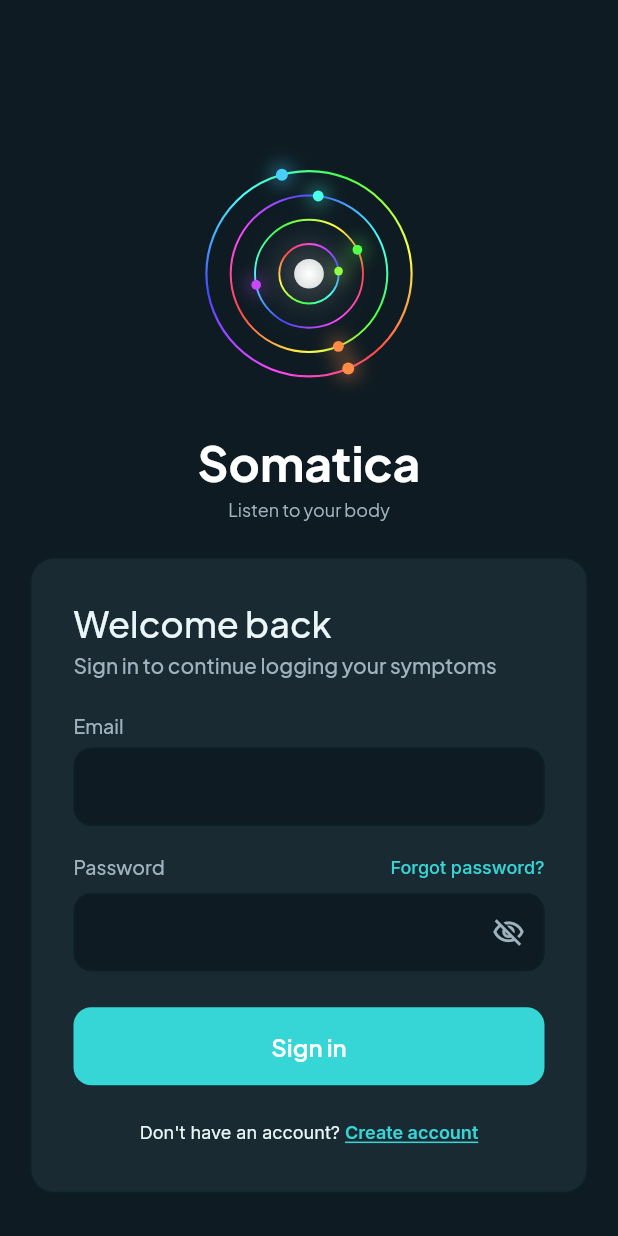
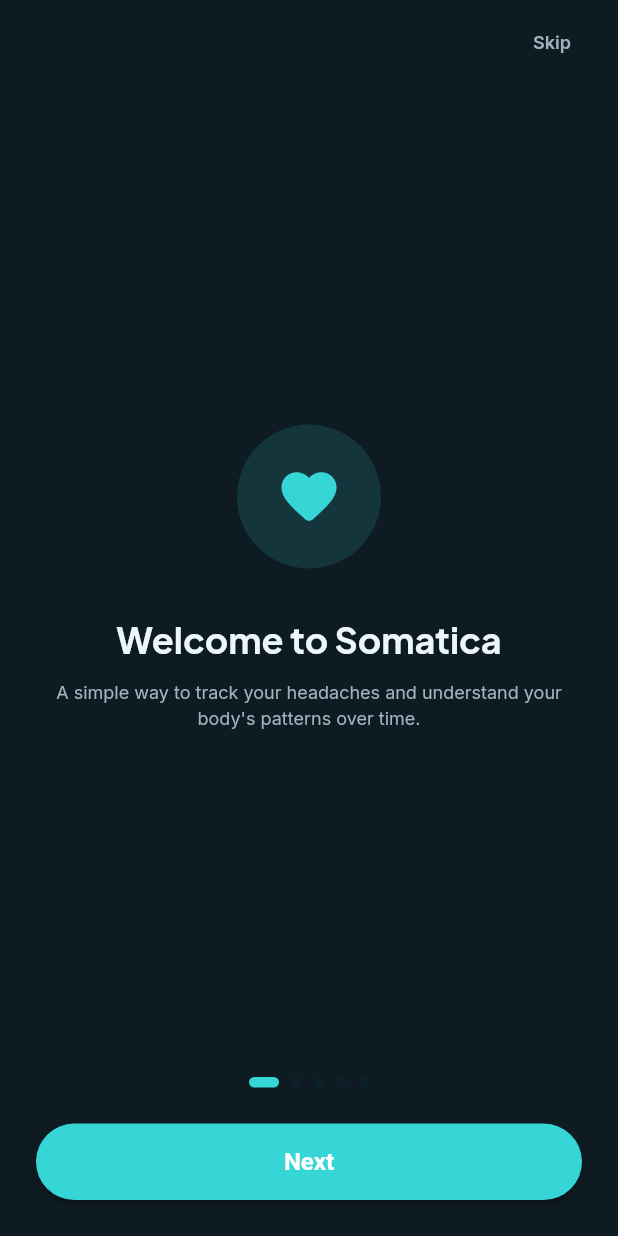
Before and after one commit to emearroba/head_sense, a Flutter app: the screen it shows after launch, on a phone screen of 412 x 824 dp. Run offline on Flutter 3.47's test engine with Material 3 defaults, Android fonts, the phone set to English and light mode, and no system bars; drawn by our look-alikes of auto_size_text, flutter_animate; our stand-ins replace cloud_firestore, cloud_functions, dropdown_button2, equatable, firebase_auth, firebase_core and 17 more; missing offline and left inert: health, json_path, mime_type; accounts and stored records are empty.

Commit message:
Add welcome intro, Terms/Privacy consent at signup, and Legal page
Not-yet-logged-in users see a one-time "what does this app do"
carousel (WelcomeIntroWidget) before Authentication, tracked via a
persisted FFAppState flag so it doesn't loop on "Skip" or a deep
link. It's also reachable from Settings → "How Somatica works" for
already-logged-in users.

Account creation now requires checking "I agree to the Terms of
Service and Privacy Policy", linking to a new Legal page, and records
termsAcceptedAt/termsVersion on the user doc.

Co-Authored-By: Claude Sonnet 5 <noreply@anthropic.com>
Claude-Session: https://claude.ai/code/session_01N3es6oH1V6UHbSRbemn5eg

```diff
--- a/lib/app_state.dart
+++ b/lib/app_state.dart
@@ -19,10 +19,13 @@ class FFAppState extends ChangeNotifier {
   }
 
   static const _healthSyncEnabledPrefsKey = 'ff_healthSyncEnabled';
+  static const _hasSeenWelcomeIntroPrefsKey = 'ff_hasSeenWelcomeIntro';
 
   Future initializePersistedState() async {
     final prefs = await SharedPreferences.getInstance();
     _healthSyncEnabled = prefs.getBool(_healthSyncEnabledPrefsKey) ?? false;
+    _hasSeenWelcomeIntro =
+        prefs.getBool(_hasSeenWelcomeIntroPrefsKey) ?? false;
   }
 
   void update(VoidCallback callback) {
@@ -72,4 +75,17 @@ class FFAppState extends ChangeNotifier {
     SharedPreferences.getInstance()
         .then((prefs) => prefs.setBool(_healthSyncEnabledPrefsKey, value));
   }
+
+  /// Whether the "what does this app do" welcome carousel
+  /// (WelcomeIntroWidget) has been shown on this device. Read synchronously
+  /// by nav.dart's root route to decide whether a not-yet-logged-in user
+  /// sees it before Authentication - device-level, not account-level, since
+  /// it must apply before anyone has signed up.
+  bool _hasSeenWelcomeIntro = false;
+  bool get hasSeenWelcomeIntro => _hasSeenWelcomeIntro;
+  set hasSeenWelcomeIntro(bool value) {
+    _hasSeenWelcomeIntro = value;
+    SharedPreferences.getInstance()
+        .then((prefs) => prefs.setBool(_hasSeenWelcomeIntroPrefsKey, value));
+  }
 }
--- a/lib/flutter_flow/nav/nav.dart
+++ b/lib/flutter_flow/nav/nav.dart
@@ -6,6 +6,7 @@ import 'package:page_transition/page_transition.dart';
 import 'package:provider/provider.dart';
 import '/backend/backend.dart';
 import '/backend/schema/structs/index.dart';
+import '/app_state.dart';
 
 import '/auth/base_auth_user_provider.dart';
 
@@ -81,19 +82,34 @@ class AppStateNotifier extends ChangeNotifier {
   }
 }
 
+// Not-yet-logged-in users see the "what does this app do" walkthrough
+// (WelcomeIntroWidget) once per device before Authentication - checked via
+// FFAppState's persisted flag rather than gating on it in Authentication
+// itself, so Authentication stays reachable directly (e.g. after "Skip",
+// or a deep link) without looping back through the intro.
+Widget _loggedOutInitialWidget() =>
+    FFAppState().hasSeenWelcomeIntro ? AuthenticationWidget() : WelcomeIntroWidget();
+
 GoRouter createRouter(AppStateNotifier appStateNotifier) => GoRouter(
       initialLocation: '/',
       debugLogDiagnostics: true,
       refreshListenable: appStateNotifier,
       navigatorKey: appNavigatorKey,
-      errorBuilder: (context, state) =>
-          appStateNotifier.loggedIn ? NavBarPage() : AuthenticationWidget(),
+      errorBuilder: (context, state) => appStateNotifier.loggedIn
+          ? NavBarPage()
+          : _loggedOutInitialWidget(),
       routes: [
         FFRoute(
           name: '_initialize',
           path: '/',
-          builder: (context, _) =>
-              appStateNotifier.loggedIn ? NavBarPage() : AuthenticationWidget(),
+          builder: (context, _) => appStateNotifier.loggedIn
+              ? NavBarPage()
+              : _loggedOutInitialWidget(),
+        ),
+        FFRoute(
+          name: WelcomeIntroWidget.routeName,
+          path: WelcomeIntroWidget.routePath,
+          builder: (context, params) => WelcomeIntroWidget(),
         ),
         FFRoute(
           name: DiaryCompletePageWidget.routeName,
@@ -110,6 +126,11 @@ GoRouter createRouter(AppStateNotifier appStateNotifier) => GoRouter(
           name: AuthenticationWidget.routeName,
           path: AuthenticationWidget.routePath,
           builder: (context, params) => AuthenticationWidget(),
+        ),
+        FFRoute(
+          name: LegalWidget.routeName,
+          path: LegalWidget.routePath,
+          builder: (context, params) => LegalWidget(),
         ),
         FFRoute(
           name: ProfileWidget.routeName,
--- a/lib/index.dart
+++ b/lib/index.dart
@@ -13,6 +13,9 @@ export '/pages/settings/settings_widget.dart' show SettingsWidget;
 export '/pages/interventions/interventions_widget.dart'
     show InterventionsWidget;
 export '/pages/results/results_widget.dart' show ResultsWidget;
+export '/pages/legal/legal_widget.dart' show LegalWidget, kLegalVersion;
+export '/pages/welcome_intro/welcome_intro_widget.dart'
+    show WelcomeIntroWidget;
 export '/pages/onboarding_goals/onboarding_goals_widget.dart'
     show OnboardingGoalsWidget;
 export '/pages/weather/weather_widget.dart' show WeatherWidget;
--- /dev/null
+++ b/lib/pages/welcome_intro/welcome_intro_widget.dart
@@ -0,0 +1,211 @@
+import '/app_state.dart';
+import '/flutter_flow/flutter_flow_theme.dart';
+import '/flutter_flow/flutter_flow_util.dart';
+import '/index.dart';
+import 'package:flutter/material.dart';
+import 'package:google_fonts/google_fonts.dart';
+
+class _IntroSlide {
+  final IconData icon;
+  final String title;
+  final String description;
+  const _IntroSlide(this.icon, this.title, this.description);
+}
+
+const List<_IntroSlide> _kSlides = [
+  _IntroSlide(
+    Icons.favorite_rounded,
+    'Welcome to Somatica',
+    'A simple way to track your headaches and understand your body\'s '
+        'patterns over time.',
+  ),
+  _IntroSlide(
+    Icons.edit_calendar_rounded,
+    'Log a few symptoms each day',
+    'A quick daily check-in — severity, triggers, sleep, medication. '
+        'Takes under a minute.',
+  ),
+  _IntroSlide(
+    Icons.insights_rounded,
+    'See your dashboard',
+    'Watch trends, streaks, and severity over the last 30, 90, or 365 '
+        'days, all in one place.',
+  ),
+  _IntroSlide(
+    Icons.hub_rounded,
+    'Discover patterns',
+    'Somatica looks for connections between your symptoms and things '
+        'like sleep, stress, or the weather — general information, not a '
+        'diagnosis. Always talk to your doctor about what you find.',
+  ),
+  _IntroSlide(
+    Icons.notifications_active_rounded,
+    'Stay consistent',
+    'Set a daily reminder so logging becomes a habit — the more you '
+        'track, the clearer the picture.',
+  ),
+];
+
+// First-run "what does this app do" walkthrough, shown once per device
+// before Authentication (see FFAppState.hasSeenWelcomeIntro and its use in
+// nav.dart's root route) - distinct from OnboardingGoalsWidget, which runs
+// right after signup and asks what to personalize, not what the app does.
+class WelcomeIntroWidget extends StatefulWidget {
+  const WelcomeIntroWidget({super.key});
+
+  static String routeName = 'WelcomeIntro';
+  static String routePath = '/welcomeIntro';
+
+  @override
+  State<WelcomeIntroWidget> createState() => _WelcomeIntroWidgetState();
+}
+
+class _WelcomeIntroWidgetState extends State<WelcomeIntroWidget> {
+  final _pageController = PageController();
+  int _page = 0;
+
+  @override
+  void dispose() {
+    _pageController.dispose();
+    super.dispose();
+  }
+
+  void _finish() {
+    FFAppState().hasSeenWelcomeIntro = true;
+    // Reachable two ways: as the very first screen (no back stack - a
+    // logged-out user finishing it should land on Authentication) or pushed
+    // from Settings → "How Somatica works" by an already-logged-in user
+    // (who should just return to Settings, not get bounced to sign-in).
+    if (Navigator.of(context).canPop()) {
+      Navigator.of(context).pop();
+    } else {
+      context.goNamed(AuthenticationWidget.routeName);
+    }
+  }
+
+  @override
+  Widget build(BuildContext context) {
+    final theme = FlutterFlowTheme.of(context);
+    final isLast = _page == _kSlides.length - 1;
+    return Scaffold(
+      backgroundColor: theme.primaryBackground,
+      body: SafeArea(
+        child: Column(
+          children: [
+            Align(
+              alignment: AlignmentDirectional.centerEnd,
+              child: Padding(
+                padding: const EdgeInsets.only(right: 12.0, top: 4.0),
+                child: TextButton(
+                  onPressed: _finish,
+                  child: Text(
+                    'Skip',
+                    style: theme.bodyMedium.override(
+                      color: theme.secondaryText,
+                      fontWeight: FontWeight.w600,
+                    ),
+                  ),
+                ),
+              ),
+            ),
+            Expanded(
+              child: PageView.builder(
+                controller: _pageController,
+                itemCount: _kSlides.length,
+                onPageChanged: (i) => setState(() => _page = i),
+                itemBuilder: (context, i) {
+                  final slide = _kSlides[i];
+                  return Padding(
+                    padding: const EdgeInsets.symmetric(horizontal: 32.0),
+                    child: Column(
+                      mainAxisAlignment: MainAxisAlignment.center,
+                      children: [
+                        Container(
+                          width: 96.0,
+                          height: 96.0,
+                          decoration: BoxDecoration(
+                            color: theme.primary.withValues(alpha: 0.14),
+                            shape: BoxShape.circle,
+                          ),
+                          child: Icon(slide.icon, size: 44.0, color: theme.primary),
+                        ),
+                        const SizedBox(height: 32.0),
+                        Text(
+                          slide.title,
+                          textAlign: TextAlign.center,
+                          style: theme.headlineMedium.override(
+                            font: GoogleFonts.plusJakartaSans(
+                                fontWeight: FontWeight.w700),
+                            color: theme.primaryText,
+                            fontSize: 24.0,
+                            fontWeight: FontWeight.w700,
+                          ),
+                        ),
+                        const SizedBox(height: 12.0),
+                        Text(
+                          slide.description,
+                          textAlign: TextAlign.center,
+                          style: theme.bodyMedium.override(
+                            color: theme.secondaryText,
+                            lineHeight: 1.4,
+                          ),
+                        ),
+                      ],
+                    ),
+                  );
+                },
+              ),
+            ),
+            Row(
+              mainAxisAlignment: MainAxisAlignment.center,
+              children: List.generate(_kSlides.length, (i) {
+                final active = i == _page;
+                return AnimatedContainer(
+                  duration: const Duration(milliseconds: 200),
+                  margin: const EdgeInsets.symmetric(horizontal: 4.0),
+                  width: active ? 20.0 : 7.0,
+                  height: 7.0,
+                  decoration: BoxDecoration(
+                    color: active ? theme.primary : theme.alternate,
+                    borderRadius: BorderRadius.circular(4.0),
+                  ),
+                );
+              }),
+            ),
+            Padding(
+              padding: const EdgeInsets.all(24.0),
+              child: SizedBox(
+                width: double.infinity,
+                child: ElevatedButton(
+                  onPressed: () {
+                    if (isLast) {
+                      _finish();
+                    } else {
+                      _pageController.nextPage(
+                        duration: const Duration(milliseconds: 250),
+                        curve: Curves.easeInOut,
+                      );
+                    }
+                  },
+                  style: ElevatedButton.styleFrom(
+                    backgroundColor: theme.primary,
+                    foregroundColor: Colors.white,
+                    padding: const EdgeInsets.symmetric(vertical: 16.0),
+                    shape: RoundedRectangleBorder(
+                      borderRadius: BorderRadius.circular(40.0),
+                    ),
+                  ),
+                  child: Text(
+                    isLast ? 'Get started' : 'Next',
+                    style: const TextStyle(
+                        fontSize: 16.0, fontWeight: FontWeight.bold),
+                  ),
+                ),
+              ),
+            ),
+          ],
+        ),
+      ),
+    );
+  }
+}
```
Also changed, not shown: lib/auth/authentication/authentication_model.dart (+7 -0 lines), lib/auth/authentication/authentication_widget.dart (+61 -1 lines), lib/backend/schema/users_record.dart (+14 -0 lines), lib/pages/legal/legal_widget.dart (added, +182 -0 lines).
